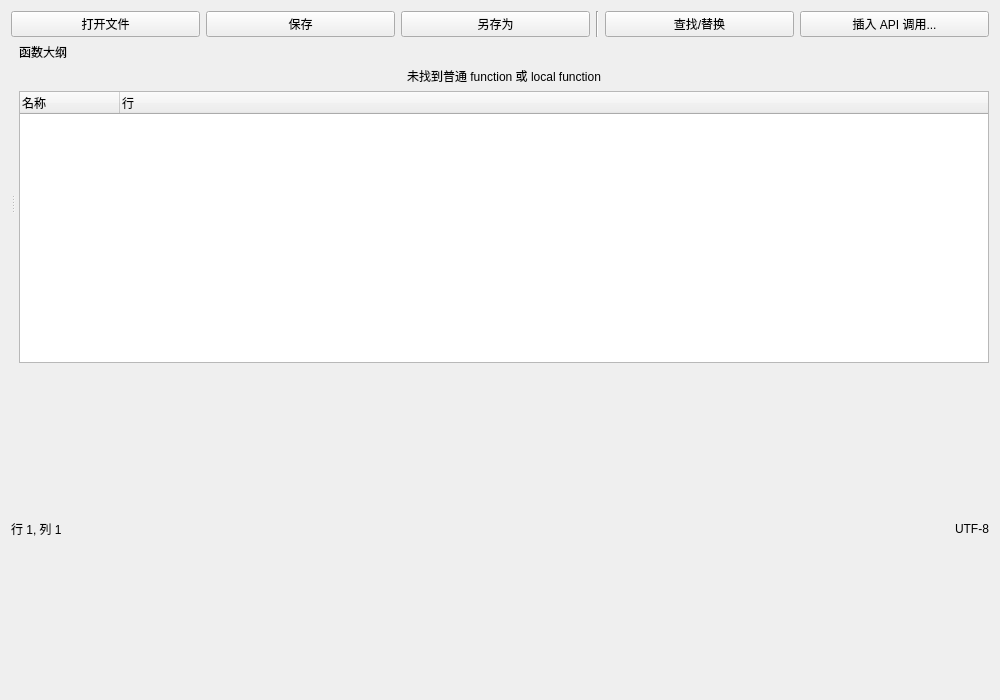
Before: the Qt Designer form jxqy-editor/ui/ScriptEditorWindow.ui in Upwinded/JXQY-all-in-one, drawn with Qt 5.
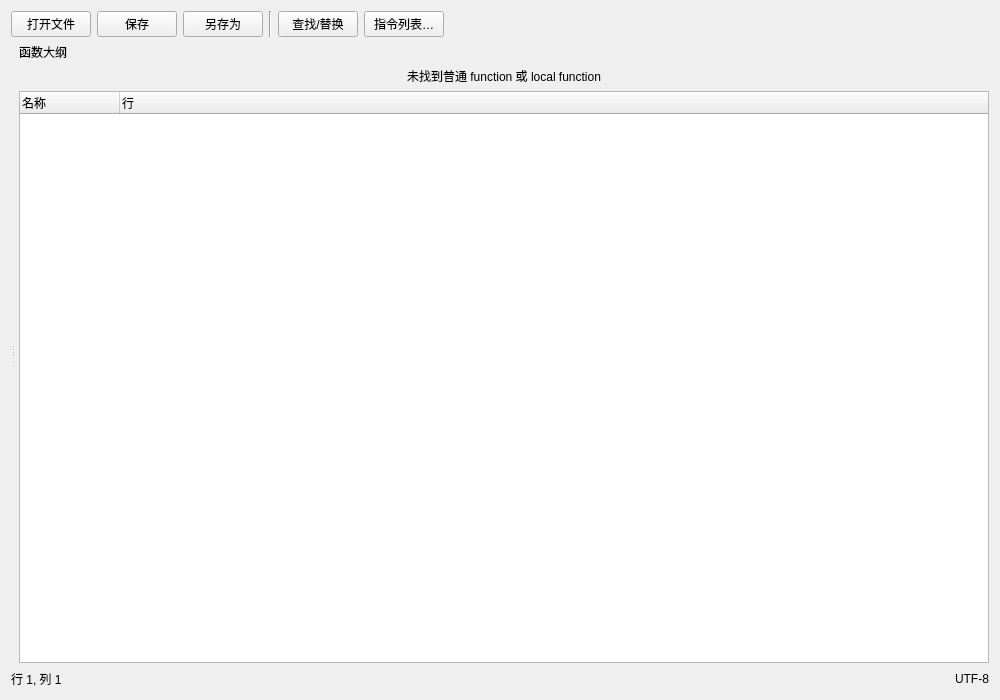
After: the same form once the commit is applied.

```diff
--- a/jxqy-editor/ui/ScriptEditorWindow.ui
+++ b/jxqy-editor/ui/ScriptEditorWindow.ui
@@ -13,7 +13,7 @@
   <property name="windowTitle">
    <string>脚本编辑器</string>
   </property>
-  <layout class="QVBoxLayout" name="mainLayout">
+  <layout class="QVBoxLayout" name="mainLayout" stretch="0,1,0">
    <item>
     <layout class="QHBoxLayout" name="toolbarLayout">
      <item>
@@ -54,13 +54,26 @@
      <item>
       <widget class="QPushButton" name="insertApiCallButton">
        <property name="text">
-        <string>插入 API 调用...</string>
+        <string>指令列表…</string>
        </property>
        <property name="toolTip">
         <string>填写参数并插入当前运行时支持的标准 Lua 调用</string>
        </property>
       </widget>
      </item>
+     <item>
+      <spacer name="toolbarSpacer">
+       <property name="orientation">
+        <enum>Qt::Horizontal</enum>
+       </property>
+       <property name="sizeHint" stdset="0">
+        <size>
+         <width>20</width>
+         <height>20</height>
+        </size>
+       </property>
+      </spacer>
+     </item>
     </layout>
    </item>
    <item>
```
Left out of the diff: 2 changed lines with no effect on the pictures.
